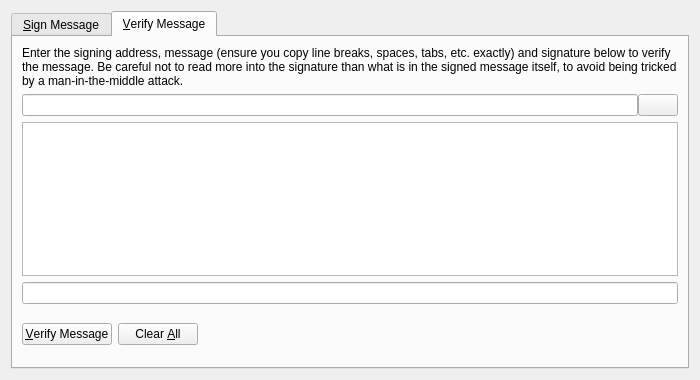
Old version of the form src/qt/forms/signverifymessagedialog.ui in the repository aliothcoin/aliothcoin.
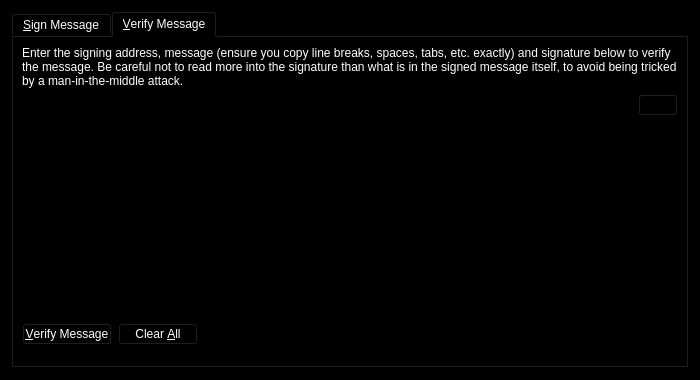
New version of the form. Icons and pictures are not drawn. Custom widgets are drawn as their Qt base class.

What changed in the file:
```diff
--- a/src/qt/forms/signverifymessagedialog.ui
+++ b/src/qt/forms/signverifymessagedialog.ui
@@ -10,6 +10,421 @@
     <height>380</height>
    </rect>
   </property>
+  <property name="palette">
+   <palette>
+    <active>
+     <colorrole role="WindowText">
+      <brush brushstyle="SolidPattern">
+       <color alpha="255">
+        <red>255</red>
+        <green>255</green>
+        <blue>255</blue>
+       </color>
+      </brush>
+     </colorrole>
+     <colorrole role="Button">
+      <brush brushstyle="SolidPattern">
+       <color alpha="255">
+        <red>0</red>
+        <green>0</green>
+        <blue>0</blue>
+       </color>
+      </brush>
+     </colorrole>
+     <colorrole role="Light">
+      <brush brushstyle="SolidPattern">
+       <color alpha="255">
+        <red>0</red>
+        <green>0</green>
+        <blue>0</blue>
+       </color>
+      </brush>
+     </colorrole>
+     <colorrole role="Midlight">
+      <brush brushstyle="SolidPattern">
+       <color alpha="255">
+        <red>0</red>
+        <green>0</green>
+        <blue>0</blue>
+       </color>
+      </brush>
+     </colorrole>
+     <colorrole role="Dark">
+      <brush brushstyle="SolidPattern">
+       <color alpha="255">
+        <red>0</red>
+        <green>0</green>
+        <blue>0</blue>
+       </color>
+      </brush>
+     </colorrole>
+     <colorrole role="Mid">
+      <brush brushstyle="SolidPattern">
+       <color alpha="255">
+        <red>0</red>
+        <green>0</green>
+        <blue>0</blue>
+       </color>
+      </brush>
+     </colorrole>
+     <colorrole role="Text">
+      <brush brushstyle="SolidPattern">
+       <color alpha="255">
+        <red>255</red>
+        <green>255</green>
+        <blue>255</blue>
+       </color>
+      </brush>
+     </colorrole>
+     <colorrole role="BrightText">
+      <brush brushstyle="SolidPattern">
+       <color alpha="255">
+        <red>255</red>
+        <green>255</green>
+        <blue>255</blue>
+       </color>
+      </brush>
+     </colorrole>
+     <colorrole role="ButtonText">
+      <brush brushstyle="SolidPattern">
+       <color alpha="255">
+        <red>255</red>
+        <green>255</green>
+        <blue>255</blue>
+       </color>
+      </brush>
+     </colorrole>
+     <colorrole role="Base">
+      <brush brushstyle="SolidPattern">
+       <color alpha="255">
+        <red>0</red>
+        <green>0</green>
+        <blue>0</blue>
+       </color>
+      </brush>
+     </colorrole>
+     <colorrole role="Window">
+      <brush brushstyle="SolidPattern">
+       <color alpha="255">
+        <red>0</red>
+        <green>0</green>
+        <blue>0</blue>
+       </color>
+      </brush>
+     </colorrole>
+     <colorrole role="Shadow">
+      <brush brushstyle="SolidPattern">
+       <color alpha="255">
+        <red>0</red>
+        <green>0</green>
+        <blue>0</blue>
+       </color>
+      </brush>
+     </colorrole>
+     <colorrole role="AlternateBase">
+      <brush brushstyle="SolidPattern">
+       <color alpha="255">
+        <red>0</red>
+        <green>0</green>
+        <blue>0</blue>
+       </color>
+      </brush>
+     </colorrole>
+     <colorrole role="ToolTipBase">
+      <brush brushstyle="SolidPattern">
+       <color alpha="255">
+        <red>255</red>
+        <green>255</green>
+        <blue>220</blue>
+       </color>
+      </brush>
+     </colorrole>
+     <colorrole role="ToolTipText">
+      <brush brushstyle="SolidPattern">
+       <color alpha="255">
+        <red>0</red>
+        <green>0</green>
+        <blue>0</blue>
+       </color>
+      </brush>
+     </colorrole>
+    </active>
+    <inactive>
+     <colorrole role="WindowText">
+      <brush brushstyle="SolidPattern">
+       <color alpha="255">
+        <red>255</red>
+        <green>255</green>
+        <blue>255</blue>
+       </color>
+      </brush>
+     </colorrole>
+     <colorrole role="Button">
+      <brush brushstyle="SolidPattern">
+       <color alpha="255">
+        <red>0</red>
+        <green>0</green>
+        <blue>0</blue>
+       </color>
+      </brush>
+     </colorrole>
+     <colorrole role="Light">
+      <brush brushstyle="SolidPattern">
+       <color alpha="255">
+        <red>0</red>
+        <green>0</green>
+        <blue>0</blue>
+       </color>
+      </brush>
+     </colorrole>
+     <colorrole role="Midlight">
+      <brush brushstyle="SolidPattern">
+       <color alpha="255">
+        <red>0</red>
+        <green>0</green>
+        <blue>0</blue>
+       </color>
+      </brush>
+     </colorrole>
+     <colorrole role="Dark">
+      <brush brushstyle="SolidPattern">
+       <color alpha="255">
+        <red>0</red>
+        <green>0</green>
+        <blue>0</blue>
+       </color>
+      </brush>
+     </colorrole>
+     <colorrole role="Mid">
+      <brush brushstyle="SolidPattern">
+       <color alpha="255">
+        <red>0</red>
+        <green>0</green>
+        <blue>0</blue>
+       </color>
+      </brush>
+     </colorrole>
+     <colorrole role="Text">
+      <brush brushstyle="SolidPattern">
+       <color alpha="255">
+        <red>255</red>
+        <green>255</green>
+        <blue>255</blue>
+       </color>
+      </brush>
+     </colorrole>
+     <colorrole role="BrightText">
+      <brush brushstyle="SolidPattern">
+       <color alpha="255">
+        <red>255</red>
+        <green>255</green>
+        <blue>255</blue>
+       </color>
+      </brush>
+     </colorrole>
+     <colorrole role="ButtonText">
+      <brush brushstyle="SolidPattern">
+       <color alpha="255">
+        <red>255</red>
+        <green>255</green>
+        <blue>255</blue>
+       </color>
+      </brush>
+     </colorrole>
+     <colorrole role="Base">
+      <brush brushstyle="SolidPattern">
+       <color alpha="255">
+        <red>0</red>
+        <green>0</green>
+        <blue>0</blue>
+       </color>
+      </brush>
+     </colorrole>
+     <colorrole role="Window">
+      <brush brushstyle="SolidPattern">
+       <color alpha="255">
+        <red>0</red>
+        <green>0</green>
+        <blue>0</blue>
+       </color>
+      </brush>
+     </colorrole>
+     <colorrole role="Shadow">
+      <brush brushstyle="SolidPattern">
+       <color alpha="255">
+        <red>0</red>
+        <green>0</green>
+        <blue>0</blue>
+       </color>
+      </brush>
+     </colorrole>
+     <colorrole role="AlternateBase">
+      <brush brushstyle="SolidPattern">
+       <color alpha="255">
+        <red>0</red>
+        <green>0</green>
+        <blue>0</blue>
+       </color>
+      </brush>
+     </colorrole>
+     <colorrole role="ToolTipBase">
+      <brush brushstyle="SolidPattern">
+       <color alpha="255">
+        <red>255</red>
+        <green>255</green>
+        <blue>220</blue>
+       </color>
+      </brush>
+     </colorrole>
+     <colorrole role="ToolTipText">
+      <brush brushstyle="SolidPattern">
+       <color alpha="255">
+        <red>0</red>
+        <green>0</green>
+        <blue>0</blue>
+       </color>
+      </brush>
+     </colorrole>
+    </inactive>
+    <disabled>
+     <colorrole role="WindowText">
+      <brush brushstyle="SolidPattern">
+       <color alpha="255">
+        <red>0</red>
+        <green>0</green>
+        <blue>0</blue>
+       </color>
+      </brush>
+     </colorrole>
+     <colorrole role="Button">
+      <brush brushstyle="SolidPattern">
+       <color alpha="255">
+        <red>0</red>
+        <green>0</green>
+        <blue>0</blue>
+       </color>
+      </brush>
+     </colorrole>
+     <colorrole role="Light">
+      <brush brushstyle="SolidPattern">
+       <color alpha="255">
+        <red>0</red>
+        <green>0</green>
+        <blue>0</blue>
+       </color>
+      </brush>
+     </colorrole>
+     <colorrole role="Midlight">
+      <brush brushstyle="SolidPattern">
+       <color alpha="255">
+        <red>0</red>
+        <green>0</green>
+        <blue>0</blue>
+       </color>
+      </brush>
+     </colorrole>
+     <colorrole role="Dark">
+      <brush brushstyle="SolidPattern">
+       <color alpha="255">
+        <red>0</red>
+        <green>0</green>
+        <blue>0</blue>
+       </color>
+      </brush>
+     </colorrole>
+     <colorrole role="Mid">
+      <brush brushstyle="SolidPattern">
+       <color alpha="255">
+        <red>0</red>
+        <green>0</green>
+        <blue>0</blue>
+       </color>
+      </brush>
+     </colorrole>
+     <colorrole role="Text">
+      <brush brushstyle="SolidPattern">
+       <color alpha="255">
+        <red>0</red>
+        <green>0</green>
+        <blue>0</blue>
+       </color>
+      </brush>
+     </colorrole>
+     <colorrole role="BrightText">
+      <brush brushstyle="SolidPattern">
+       <color alpha="255">
+        <red>255</red>
+        <green>255</green>
+        <blue>255</blue>
+       </color>
+      </brush>
+     </colorrole>
+     <colorrole role="ButtonText">
+      <brush brushstyle="SolidPattern">
+       <color alpha="255">
+        <red>0</red>
+        <green>0</green>
+        <blue>0</blue>
+       </color>
+      </brush>
+     </colorrole>
+     <colorrole role="Base">
+      <brush brushstyle="SolidPattern">
+       <color alpha="255">
+        <red>0</red>
+        <green>0</green>
+        <blue>0</blue>
+       </color>
+      </brush>
+     </colorrole>
+     <colorrole role="Window">
+      <brush brushstyle="SolidPattern">
+       <color alpha="255">
+        <red>0</red>
+        <green>0</green>
+        <blue>0</blue>
+       </color>
+      </brush>
+     </colorrole>
+     <colorrole role="Shadow">
+      <brush brushstyle="SolidPattern">
+       <color alpha="255">
+        <red>0</red>
+        <green>0</green>
+        <blue>0</blue>
+       </color>
+      </brush>
+     </colorrole>
+     <colorrole role="AlternateBase">
+      <brush brushstyle="SolidPattern">
+       <color alpha="255">
+        <red>0</red>
+        <green>0</green>
+        <blue>0</blue>
+       </color>
+      </brush>
+     </colorrole>
+     <colorrole role="ToolTipBase">
+      <brush brushstyle="SolidPattern">
+       <color alpha="255">
+        <red>255</red>
+        <green>255</green>
+        <blue>220</blue>
+       </color>
+      </brush>
+     </colorrole>
+     <colorrole role="ToolTipText">
+      <brush brushstyle="SolidPattern">
+       <color alpha="255">
+        <red>0</red>
+        <green>0</green>
+        <blue>0</blue>
+       </color>
+      </brush>
+     </colorrole>
+    </disabled>
+   </palette>
+  </property>
   <property name="windowTitle">
    <string>Signatures - Sign / Verify a Message</string>
   </property>
```
